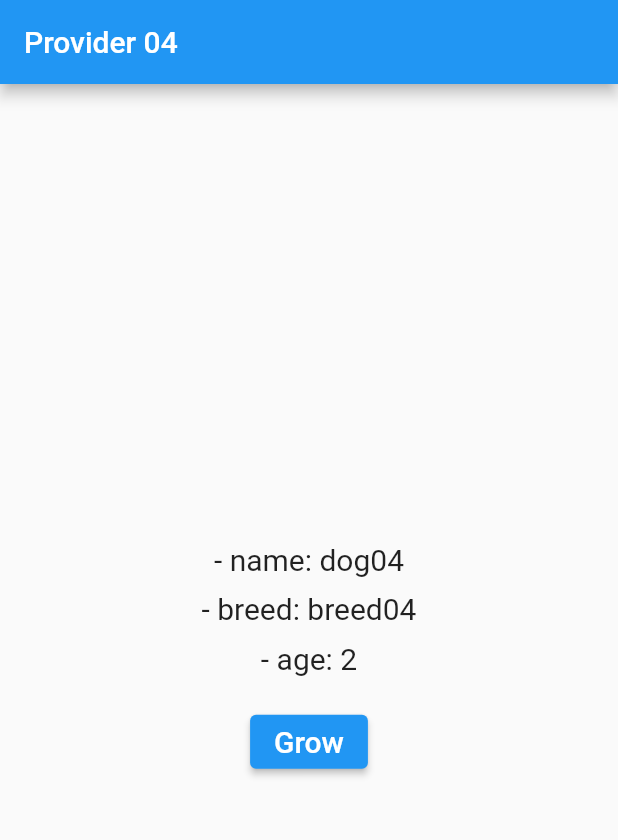
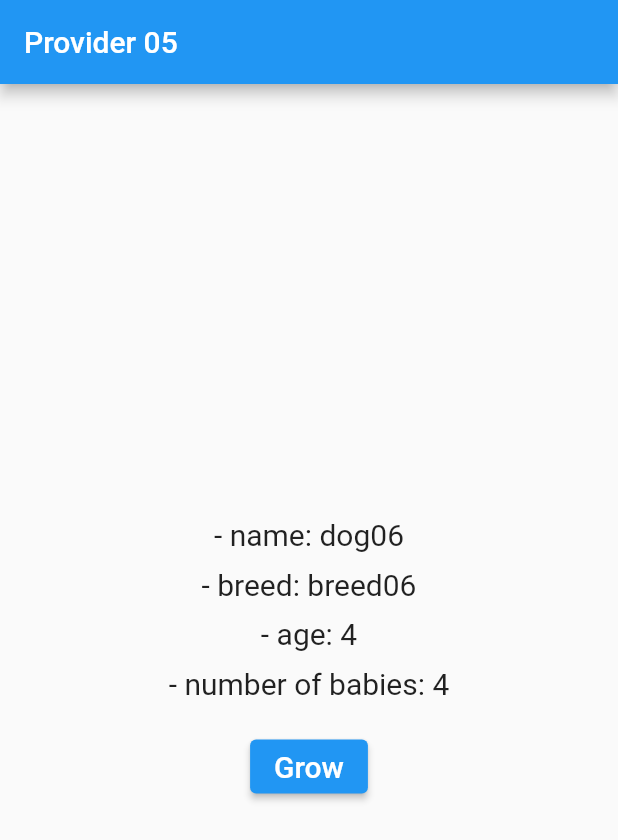
Before and after one commit to adeelzahid1/provider_basics, a Flutter app: the screen it shows after launch, after a tap on "Grow", on a phone screen of 412 x 824 dp. Shown: the top 840 px of the screen. Run offline on Flutter 3.47's test engine with Material 2 defaults, Android fonts, the light colour scheme and no system bars.

Commit message:
future provider

```diff
--- a/lib/main.dart
+++ b/lib/main.dart
@@ -1,5 +1,6 @@
 import 'package:flutter/material.dart';
 import 'package:provider/provider.dart';
+import 'package:provider_basics/model/babies.dart';
 import 'package:provider_basics/model/dog.dart';
 
 void main() {
@@ -11,10 +12,22 @@
 
   @override
   Widget build(BuildContext context) {
-    return ChangeNotifierProvider<Dog>(
-      create: (context) => Dog(name: 'dog04', breed: 'breed04'),
+    return MultiProvider(
+      providers: [
+        ChangeNotifierProvider<Dog>(
+          create: (context) => Dog(name: 'dog06', breed: 'breed06', age: 3),
+        ),
+        FutureProvider<int>(
+          initialData: 0,
+          create: (context) {
+            final int dogAge = context.read<Dog>().age;
+            final babies = Babies(age: dogAge);
+            return babies.getBabies();
+          },
+        ),
+      ],
       child: MaterialApp(
-        title: 'Provider 04',
+        title: 'Provider 06',
         debugShowCheckedModeBanner: false,
         theme: ThemeData(
           primarySwatch: Colors.blue,
@@ -37,7 +50,7 @@
   Widget build(BuildContext context) {
     return Scaffold(
       appBar: AppBar(
-        title: const Text('Provider 04'),
+        title: Text('Provider 05'),
       ),
       body: Center(
         child: Column(
@@ -45,11 +58,11 @@
           mainAxisSize: MainAxisSize.min,
           children: [
             Text(
-              '- name: ${Provider.of<Dog>(context).name}',
-              style: const TextStyle(fontSize: 20.0),
+              '- name: ${context.watch<Dog>().name}',
+              style: TextStyle(fontSize: 20.0),
             ),
-            const SizedBox(height: 10.0),
-            const BreedAndAge(),
+            SizedBox(height: 10.0),
+            BreedAndAge(),
           ],
         ),
       ),
@@ -67,11 +80,11 @@
     return Column(
       children: [
         Text(
-          '- breed: ${Provider.of<Dog>(context).breed}',
-          style: const TextStyle(fontSize: 20.0),
+          '- breed: ${context.select<Dog, String>((Dog dog) => dog.breed)}',
+          style: TextStyle(fontSize: 20.0),
         ),
-        const SizedBox(height: 10.0),
-        const Age(),
+        SizedBox(height: 10.0),
+        Age(),
       ],
     );
   }
@@ -87,13 +100,18 @@
     return Column(
       children: [
         Text(
-          '- age: ${Provider.of<Dog>(context).age}',
-          style: const TextStyle(fontSize: 20.0),
+          '- age: ${context.select<Dog, int>((Dog dog) => dog.age)}',
+          style: TextStyle(fontSize: 20.0),
         ),
-        const SizedBox(height: 20.0),
+        SizedBox(height: 10.0),
+        Text(
+          '- number of babies: ${context.read<int>()}',
+          style: TextStyle(fontSize: 20.0),
+        ),
+        SizedBox(height: 20.0),
         ElevatedButton(
-          onPressed: () => Provider.of<Dog>(context, listen: false).grow(),
-          child: const Text(
+          onPressed: () => context.read<Dog>().grow(),
+          child: Text(
             'Grow',
             style: TextStyle(fontSize: 20.0),
           ),
--- /dev/null
+++ b/lib/model/babies.dart
@@ -0,0 +1,18 @@
+class Babies {
+  final int age;
+  Babies({
+    required this.age,
+  });
+
+  Future<int> getBabies() async {
+    await Future.delayed(const Duration(seconds: 3));
+
+    if (age > 1 && age < 5) {
+      return 4;
+    } else if (age <= 1) {
+      return 0;
+    } else {
+      return 2;
+    }
+  }
+}
--- a/lib/model/dog.dart
+++ b/lib/model/dog.dart
@@ -4,6 +4,7 @@ class Dog with ChangeNotifier {
   final String name;
   final String breed;
   int age;
+
   Dog({
     required this.name,
     required this.breed,
```
